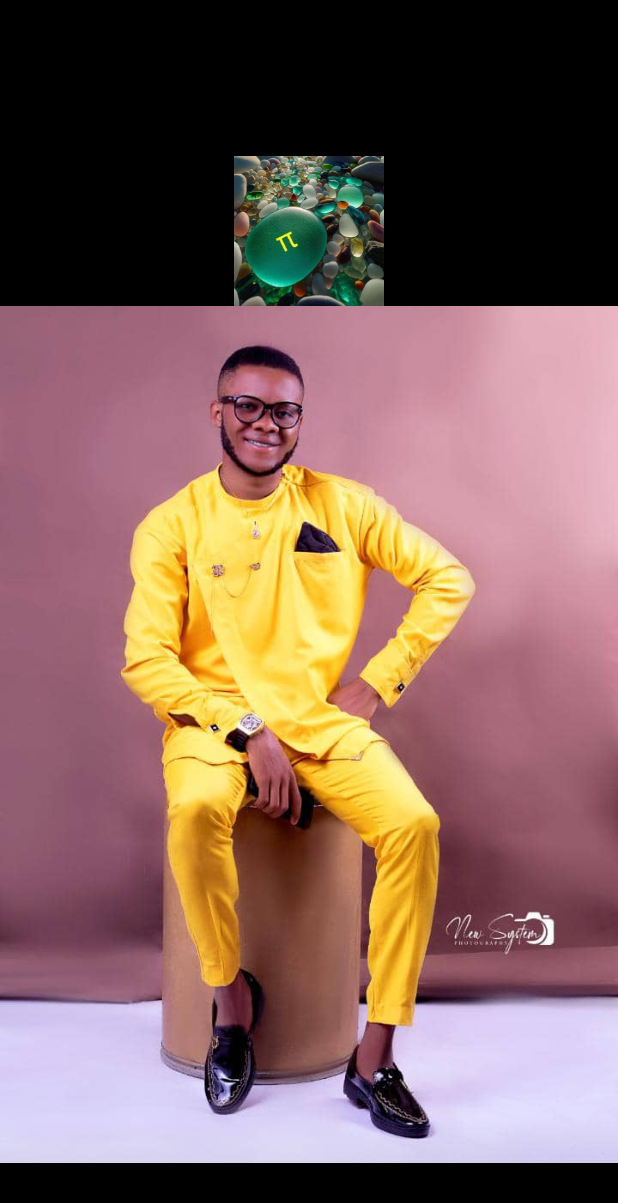
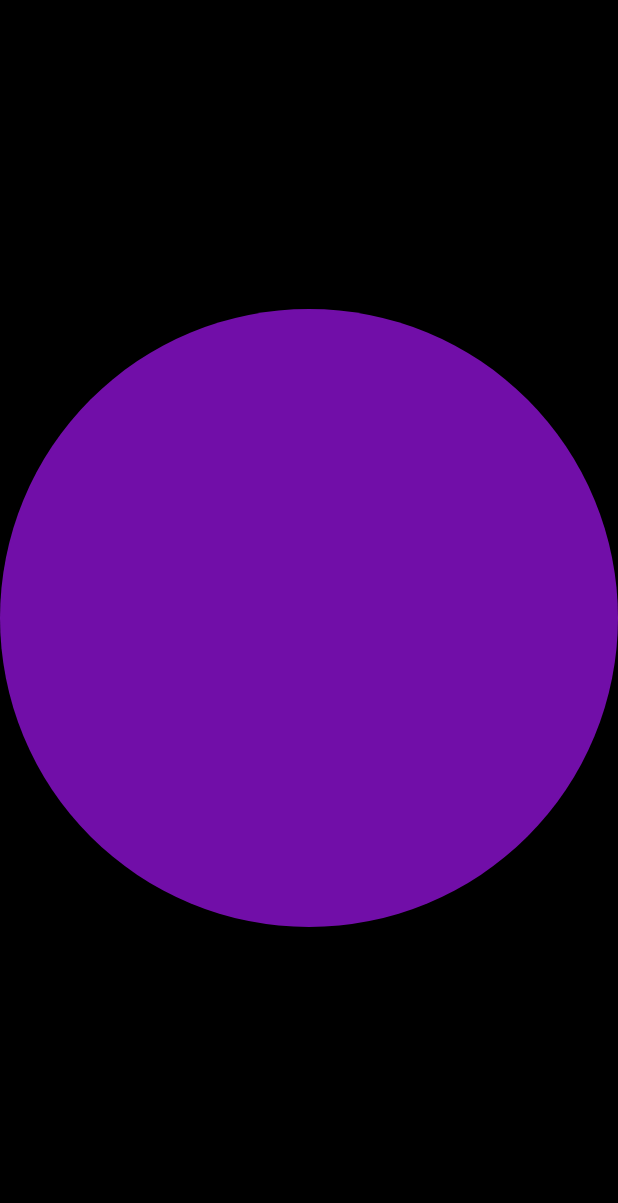
Before and after one commit to Marach8/Flutter_Animations_Practice_Project, a Flutter app: the screen it shows after launch, on a phone screen of 412 x 824 dp. Shown: the top 1203 px of the screen. Run offline on Flutter 3.47's test engine with Material 3 defaults, Android fonts, the phone set to English and light mode, and no system bars; our stand-ins replace gap.

Commit message:
Worked with a Tween animation builder

```diff
--- a/animations/lib/examples/example5.dart
+++ b/animations/lib/examples/example5.dart
@@ -26,11 +26,6 @@ class _Example5State extends State<Example5> {
                   curve: isZoomed ? Curves.easeOut : Curves.easeIn,
                   width: isZoomed ? MediaQuery.of(context).size.width : 100,
                   child: Image.asset('assets/FB_IMG_1691828515571.png', fit: BoxFit.cover),
-                      // TextButton(
-                      //   onPressed: () => setState(() => isZoomed = !isZoomed),
-                      //   child: Text(isZoomed ? 'Zoom In' : 'Zoom Out')
-                      // )
-
                 ),
               ),
 
--- /dev/null
+++ b/animations/lib/examples/example6/custom_clipper.dart
@@ -0,0 +1,30 @@
+import 'package:flutter/material.dart';
+import 'dart:math';
+
+class CircleClipper extends CustomClipper<Path>{
+  const CircleClipper();
+
+  @override
+  Path getClip(Size size) {
+    var path = Path();
+
+    //We are creating a rectangle from a circle
+    final rect = Rect.fromCircle(
+      center: Offset(size.width/2, size.height/2),
+      radius: size.width/2
+    );
+
+    //We are adding the rectangle to the path so an oval or ellipse shape with the
+    //foci of the width and height of the rectangle can be created
+    path.addOval(rect);
+    return path;
+  }
+
+  @override
+  bool shouldReclip(covariant CustomClipper<Path> oldClipper) => false;
+
+}
+
+
+//This function generates a random color
+Color getRandomColor() => Color(0xFF000000 + Random().nextInt(0x00FFFFFF));
--- /dev/null
+++ b/animations/lib/examples/example6/example6.dart
@@ -0,0 +1,40 @@
+import 'package:animations/examples/example6/custom_clipper.dart';
+import 'package:flutter/material.dart';
+
+class Example6 extends StatefulWidget {
+  const Example6({super.key});
+
+  @override
+  State<Example6> createState() => _Example6State();
+}
+
+class _Example6State extends State<Example6> {
+  var randomColor = getRandomColor();
+
+  @override
+  Widget build(BuildContext context) {
+    return Scaffold(
+      body: Center(
+        child: ClipPath(
+          clipper: const CircleClipper(),
+          child: TweenAnimationBuilder(
+            duration: const Duration(seconds: 1),
+            tween: ColorTween(
+              begin: getRandomColor(),
+              end: randomColor
+            ),
+            builder: (_, color, ___) => ColorFiltered(
+              colorFilter: ColorFilter.mode(color!, BlendMode.srcATop),
+              child: Container(
+                color: Colors.blue,
+                width: MediaQuery.of(context).size.width,
+                height: MediaQuery.of(context).size.width
+              ),
+            ),
+            onEnd: () => setState(() => randomColor = getRandomColor())
+          )
+        ),
+      )
+    );
+  }
+}
--- a/animations/lib/main.dart
+++ b/animations/lib/main.dart
@@ -3,6 +3,7 @@ import 'package:animations/examples/example2/home.dart';
 import 'package:animations/examples/example3.dart';
 import 'package:animations/examples/example4/home.dart';
 import 'package:animations/examples/example5.dart';
+import 'package:animations/examples/example6/example6.dart';
 import 'package:flutter/material.dart';
 
 void main() {
@@ -21,7 +22,7 @@ class MyApp extends StatelessWidget {
         scaffoldBackgroundColor: Colors.black,
         useMaterial3: true
       ),
-      home: const Example5()
+      home: const Example6()
     );
   }
 }
```
